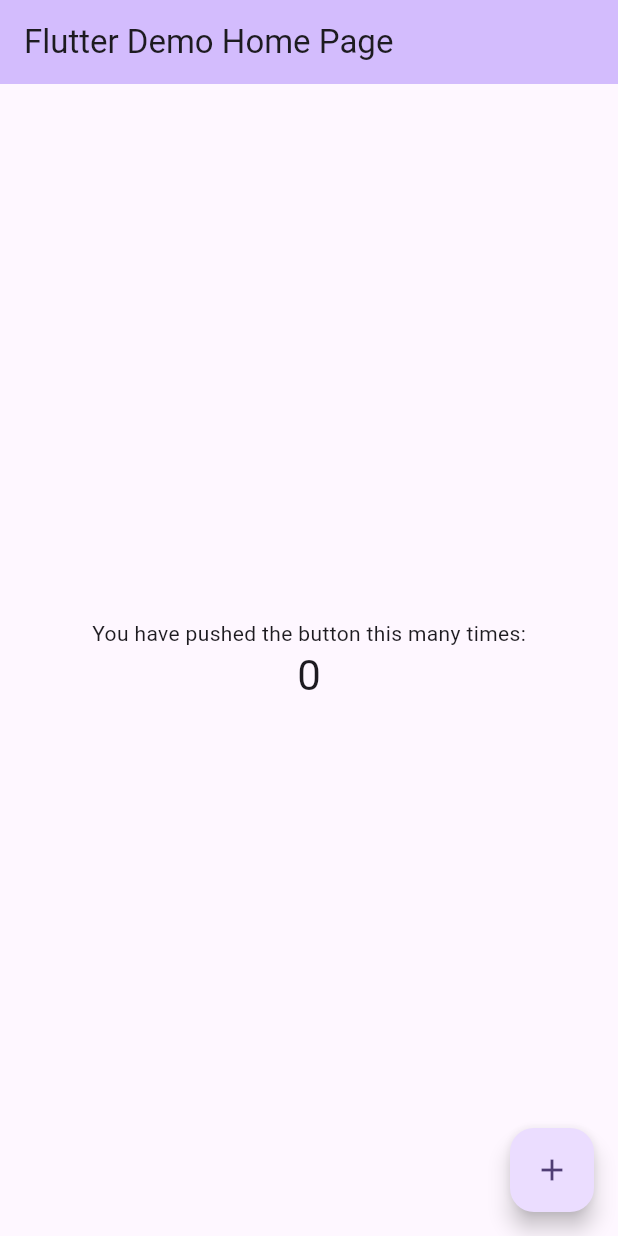
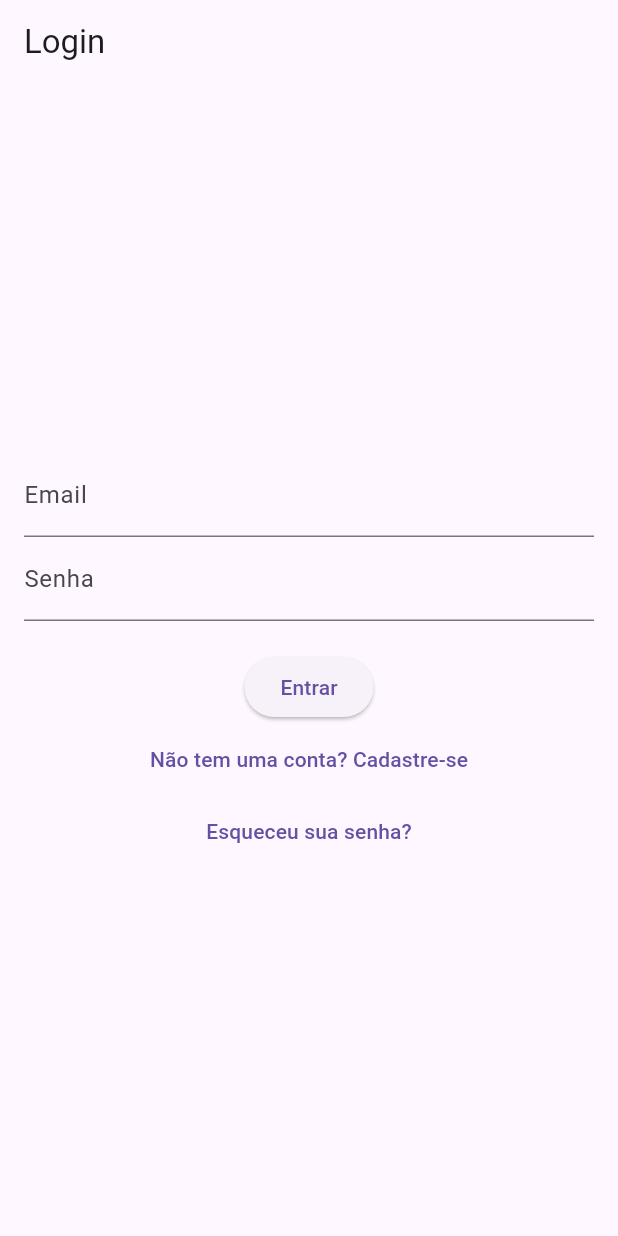
Before and after one commit to RodrigoLodi/fuel_manager, a Flutter app: the screen it shows after launch, on a phone screen of 412 x 824 dp. Run offline on Flutter 3.47's test engine with Material 3 defaults, Android fonts, the phone set to English and light mode, and no system bars; our stand-ins replace firebase_auth, firebase_core; accounts and stored records are empty; statements that could not run were skipped.

Commit message:
UPDATE Implementação de autenticação

```diff
--- a/lib/main.dart
+++ b/lib/main.dart
@@ -1,125 +1,30 @@
 import 'package:flutter/material.dart';
+import 'package:firebase_core/firebase_core.dart';
+import 'firebase_options.dart';
+import 'screens/login.dart';
+import 'screens/register.dart';
 
-void main() {
-  runApp(const MyApp());
+
+void main() async {
+  WidgetsFlutterBinding.ensureInitialized();
+  await Firebase.initializeApp(
+    options: DefaultFirebaseOptions.currentPlatform,
+  );
+  runApp(GerenciadorAbastecimento());
 }
 
-class MyApp extends StatelessWidget {
-  const MyApp({super.key});
-
-  // This widget is the root of your application.
+class GerenciadorAbastecimento extends StatelessWidget {
   @override
   Widget build(BuildContext context) {
     return MaterialApp(
-      title: 'Flutter Demo',
-      theme: ThemeData(
-        // This is the theme of your application.
-        //
-        // TRY THIS: Try running your application with "flutter run". You'll see
-        // the application has a purple toolbar. Then, without quitting the app,
-        // try changing the seedColor in the colorScheme below to Colors.green
-        // and then invoke "hot reload" (save your changes or press the "hot
-        // reload" button in a Flutter-supported IDE, or press "r" if you used
-        // the command line to start the app).
-        //
-        // Notice that the counter didn't reset back to zero; the application
-        // state is not lost during the reload. To reset the state, use hot
-        // restart instead.
-        //
-        // This works for code too, not just values: Most code changes can be
-        // tested with just a hot reload.
-        colorScheme: ColorScheme.fromSeed(seedColor: Colors.deepPurple),
-        useMaterial3: true,
-      ),
-      home: const MyHomePage(title: 'Flutter Demo Home Page'),
+      title: 'Gerenciador de Abastecimento',
+      theme: ThemeData(primarySwatch: Colors.blue),
+      initialRoute: '/login',
+      routes: {
+        '/login': (context) => TelaLogin(),
+        '/register': (context) => TelaCadastro(),
+        '/home': (context) => Scaffold(body: Center(child: Text('Página Inicial'))),
+      },
     );
   }
 }
-
-class MyHomePage extends StatefulWidget {
-  const MyHomePage({super.key, required this.title});
-
-  // This widget is the home page of your application. It is stateful, meaning
-  // that it has a State object (defined below) that contains fields that affect
-  // how it looks.
-
-  // This class is the configuration for the state. It holds the values (in this
-  // case the title) provided by the parent (in this case the App widget) and
-  // used by the build method of the State. Fields in a Widget subclass are
-  // always marked "final".
-
-  final String title;
-
-  @override
-  State<MyHomePage> createState() => _MyHomePageState();
-}
-
-class _MyHomePageState extends State<MyHomePage> {
-  int _counter = 0;
-
-  void _incrementCounter() {
-    setState(() {
-      // This call to setState tells the Flutter framework that something has
-      // changed in this State, which causes it to rerun the build method below
-      // so that the display can reflect the updated values. If we changed
-      // _counter without calling setState(), then the build method would not be
-      // called again, and so nothing would appear to happen.
-      _counter++;
-    });
-  }
-
-  @override
-  Widget build(BuildContext context) {
-    // This method is rerun every time setState is called, for instance as done
-    // by the _incrementCounter method above.
-    //
-    // The Flutter framework has been optimized to make rerunning build methods
-    // fast, so that you can just rebuild anything that needs updating rather
-    // than having to individually change instances of widgets.
-    return Scaffold(
-      appBar: AppBar(
-        // TRY THIS: Try changing the color here to a specific color (to
-        // Colors.amber, perhaps?) and trigger a hot reload to see the AppBar
-        // change color while the other colors stay the same.
-        backgroundColor: Theme.of(context).colorScheme.inversePrimary,
-        // Here we take the value from the MyHomePage object that was created by
-        // the App.build method, and use it to set our appbar title.
-        title: Text(widget.title),
-      ),
-      body: Center(
-        // Center is a layout widget. It takes a single child and positions it
-        // in the middle of the parent.
-        child: Column(
-          // Column is also a layout widget. It takes a list of children and
-          // arranges them vertically. By default, it sizes itself to fit its
-          // children horizontally, and tries to be as tall as its parent.
-          //
-          // Column has various properties to control how it sizes itself and
-          // how it positions its children. Here we use mainAxisAlignment to
-          // center the children vertically; the main axis here is the vertical
-          // axis because Columns are vertical (the cross axis would be
-          // horizontal).
-          //
-          // TRY THIS: Invoke "debug painting" (choose the "Toggle Debug Paint"
-          // action in the IDE, or press "p" in the console), to see the
-          // wireframe for each widget.
-          mainAxisAlignment: MainAxisAlignment.center,
-          children: <Widget>[
-            const Text(
-              'You have pushed the button this many times:',
-            ),
-            Text(
-              '$_counter',
-              style: Theme.of(context).textTheme.headlineMedium,
-            ),
-          ],
-        ),
-      ),
-      floatingActionButton: FloatingActionButton(
-        onPressed: _incrementCounter,
-        tooltip: 'Increment',
-        child: const Icon(Icons.add),
-      ), // This trailing comma makes auto-formatting nicer for build methods.
-    );
-  }
-}
--- /dev/null
+++ b/lib/screens/login.dart
@@ -0,0 +1,82 @@
+import 'package:flutter/material.dart';
+import 'package:firebase_auth/firebase_auth.dart';
+
+class TelaLogin extends StatefulWidget {
+  @override
+  _TelaLoginState createState() => _TelaLoginState();
+}
+
+class _TelaLoginState extends State<TelaLogin> {
+  final _campoEmail = TextEditingController();
+  final _campoSenha = TextEditingController();
+
+  Future<void> fazerLogin() async {
+    try {
+      await FirebaseAuth.instance.signInWithEmailAndPassword(
+        email: _campoEmail.text.trim(),
+        password: _campoSenha.text.trim(),
+      );
+      Navigator.pushReplacementNamed(context, '/home');
+    } catch (erro) {
+      ScaffoldMessenger.of(context).showSnackBar(SnackBar(
+        content: Text(erro.toString()),
+      ));
+    }
+  }
+
+  @override
+  Widget build(BuildContext context) {
+    return Scaffold(
+      appBar: AppBar(title: Text('Login')),
+      body: Padding(
+        padding: const EdgeInsets.all(16.0),
+        child: Column(
+          mainAxisAlignment: MainAxisAlignment.center,
+          children: [
+            TextField(
+              controller: _campoEmail,
+              decoration: InputDecoration(labelText: 'Email'),
+            ),
+            TextField(
+              controller: _campoSenha,
+              decoration: InputDecoration(labelText: 'Senha'),
+              obscureText: true,
+            ),
+            SizedBox(height: 20),
+            ElevatedButton(
+              onPressed: fazerLogin,
+              child: Text('Entrar'),
+            ),
+            TextButton(
+              onPressed: () => Navigator.pushNamed(context, '/register'),
+              child: Text('Não tem uma conta? Cadastre-se'),
+            ),
+            TextButton(
+              onPressed: () async {
+                if (_campoEmail.text.isEmpty) {
+                  ScaffoldMessenger.of(context).showSnackBar(SnackBar(
+                    content: Text('Insira seu email para recuperar a senha.'),
+                  ));
+                } else {
+                  try {
+                    await FirebaseAuth.instance.sendPasswordResetEmail(
+                      email: _campoEmail.text.trim(),
+                    );
+                    ScaffoldMessenger.of(context).showSnackBar(SnackBar(
+                      content: Text('Email de recuperação enviado!'),
+                    ));
+                  } catch (erro) {
+                    ScaffoldMessenger.of(context).showSnackBar(SnackBar(
+                      content: Text(erro.toString()),
+                    ));
+                  }
+                }
+              },
+              child: Text('Esqueceu sua senha?'),
+            ),
+          ],
+        ),
+      ),
+    );
+  }
+}
--- a/pubspec.yaml
+++ b/pubspec.yaml
@@ -35,6 +35,8 @@ dependencies:
   # The following adds the Cupertino Icons font to your application.
   # Use with the CupertinoIcons class for iOS style icons.
   cupertino_icons: ^1.0.8
+  firebase_auth: ^5.3.3
+  firebase_core: ^3.8.0
 
 dev_dependencies:
   flutter_test:
```
Also changed, not shown: lib/screens/register.dart (added, +55 -0 lines), pubspec.lock, 3 other files.
